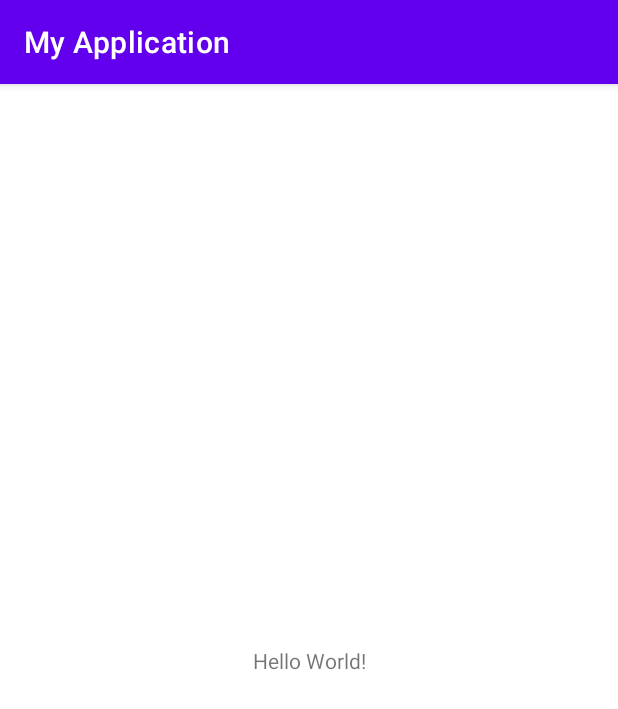
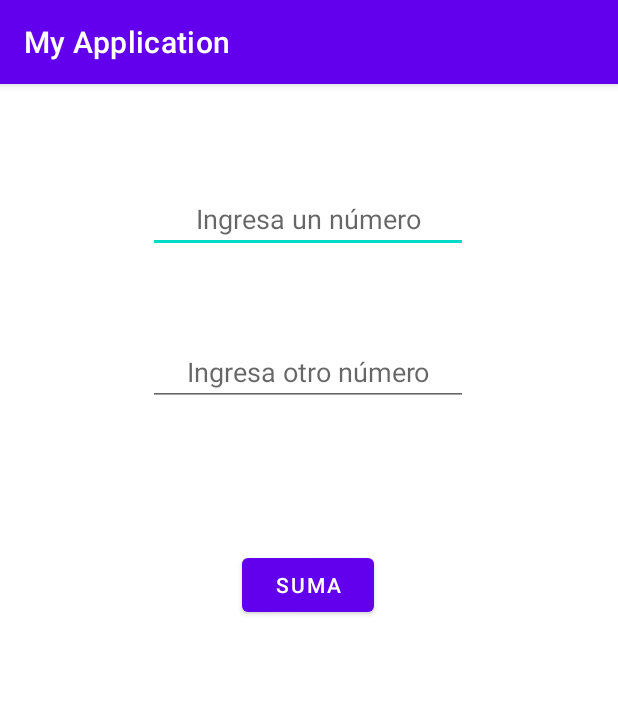
Before and after one commit to Alexg-z/DDI-CycleApp, an Android app: the screen it shows after launch (MainActivity), on a phone screen of 412 x 824 dp. Shown: the top 709 px of the screen. Run offline under Robolectric (Android 15) with nearby library versions, the phone set to English and light mode, and no system bars.

Commit message:
Creación calculadora

```diff
--- a/app/src/main/java/com/example/myapplication/MainActivity.java
+++ b/app/src/main/java/com/example/myapplication/MainActivity.java
@@ -3,63 +3,44 @@ package com.example.myapplication;
 import androidx.appcompat.app.AppCompatActivity;
 
 import android.os.Bundle;
+import android.view.View;
+import android.widget.EditText;
+import android.widget.TextView;
 import android.widget.Toast;
 
 public class MainActivity extends AppCompatActivity {
+
+    // Variables
+    private EditText et1;
+    private EditText et2;
+    private TextView tv1;
+
 
     @Override
     protected void onCreate(Bundle savedInstanceState) {
         super.onCreate(savedInstanceState);
         setContentView(R.layout.activity_main);
-        //Casamiento vista -- logica (id)
-        //Clase para mensaje emergentes (Toast)
-        Toast.makeText(this,"Metodo onCreate",Toast.LENGTH_SHORT).show();
-    }
-    //Methods
-    @Override
-    protected void onStart() {
-        super.onStart();
-        //Clase para mensaje emergentes (Toast)
-        Toast.makeText(this,"Metodo onStart",Toast.LENGTH_SHORT).show();
-    }
 
-    @Override
-    protected void onResume(){
-        super.onResume();
-        //Clase para mensaje emergentes (Toast)
-        Toast.makeText(this,"Metodo onResume",Toast.LENGTH_SHORT).show();
+        // Enlace entre parte visual y logica
+        et1 = findViewById(R.id.txtnum1); // Formar rapida
+        et2 = (EditText) findViewById(R.id.txtnum2); //Casting
+        tv1 = (TextView) findViewById(R.id.txw_resultado);
 
     }
+    // Metodos
+    public void sumar(View view){
+        //Formato cadena
+        String valor1 = et1.getText().toString();
+        String valor2 = et2.getText().toString();
 
-    @Override
-    protected void onPause(){
-        super.onPause();
-        //Clase para mensaje emergentes (Toast)
-        Toast.makeText(this,"Metodo onPause",Toast.LENGTH_SHORT).show();
+        int num1 = Integer.parseInt(valor1);
+        int num2 = Integer.parseInt(valor2);
 
-    }
+        int resp = num1 + num2;
 
-    @Override
-    protected void onRestart(){
-        super.onRestart();
-        //Clase para mensaje emergentes (Toast)
-        Toast.makeText(this,"Metodo onRestart",Toast.LENGTH_SHORT).show();
+        String res = String.valueOf(resp);
 
-    }
-
-    @Override
-    protected void onStop(){
-        super.onStop();
-        //Clase para mensaje emergentes (Toast)
-        Toast.makeText(this,"Metodo onStop",Toast.LENGTH_SHORT).show();
-
-    }
-
-    @Override
-    protected void onDestroy(){
-        super.onDestroy();
-        //Clase para mensaje emergentes (Toast)
-        Toast.makeText(this,"Metodo onDestroy",Toast.LENGTH_SHORT).show();
+        tv1.setText(res);
 
     }
 
--- a/app/src/main/res/layout/activity_main.xml
+++ b/app/src/main/res/layout/activity_main.xml
@@ -6,13 +6,57 @@
     android:layout_height="match_parent"
     tools:context=".MainActivity">
 
-    <TextView
+    <EditText
+        android:id="@+id/txtnum1"
         android:layout_width="wrap_content"
         android:layout_height="wrap_content"
-        android:text="Hello World!"
+        android:ems="10"
+        android:hint="Ingresa un número"
+        android:inputType="textPersonName"
+        android:textAlignment="center"
         app:layout_constraintBottom_toBottomOf="parent"
         app:layout_constraintEnd_toEndOf="parent"
+        app:layout_constraintHorizontal_bias="0.497"
         app:layout_constraintStart_toStartOf="parent"
-        app:layout_constraintTop_toTopOf="parent" />
+        app:layout_constraintTop_toTopOf="parent"
+        app:layout_constraintVertical_bias="0.093" />
 
+    <EditText
+        android:id="@+id/txtnum2"
+        android:layout_width="wrap_content"
+        android:layout_height="wrap_content"
+        android:ems="10"
+        android:hint="Ingresa otro número"
+        android:inputType="textPersonName"
+        android:textAlignment="center"
+        app:layout_constraintBottom_toBottomOf="parent"
+        app:layout_constraintEnd_toEndOf="parent"
+        app:layout_constraintHorizontal_bias="0.497"
+        app:layout_constraintStart_toStartOf="parent"
+        app:layout_constraintTop_toBottomOf="@+id/txtnum1"
+        app:layout_constraintVertical_bias="0.093" />
+
+    <Button
+        android:id="@+id/btn_suma"
+        android:layout_width="wrap_content"
+        android:layout_height="wrap_content"
+        android:onClick="sumar"
+        android:text="Suma"
+        app:layout_constraintBottom_toBottomOf="parent"
+        app:layout_constraintEnd_toEndOf="parent"
+        app:layout_constraintHorizontal_bias="0.498"
+        app:layout_constraintStart_toStartOf="parent"
+        app:layout_constraintTop_toBottomOf="@+id/txtnum2"
+        app:layout_constraintVertical_bias="0.189" />
+
+    <TextView
+        android:id="@+id/txw_resultado"
+        android:layout_width="189dp"
+        android:layout_height="74dp"
+        app:layout_constraintBottom_toBottomOf="parent"
+        app:layout_constraintEnd_toEndOf="parent"
+        app:layout_constraintHorizontal_bias="0.498"
+        app:layout_constraintStart_toStartOf="parent"
+        app:layout_constraintTop_toBottomOf="@+id/btn_suma"
+        app:layout_constraintVertical_bias="0.286" />
 </androidx.constraintlayout.widget.ConstraintLayout>
```
